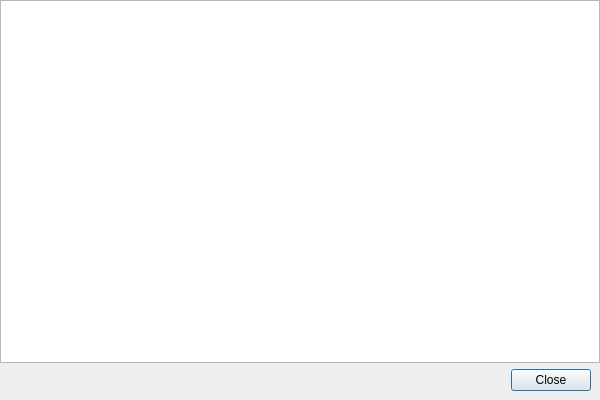
This is src/home/flibrary/gui/dialogs/CustomizeMenuDialog.ui in heimdallr/books as Qt 5 draws it before an edit. The edited form follows.
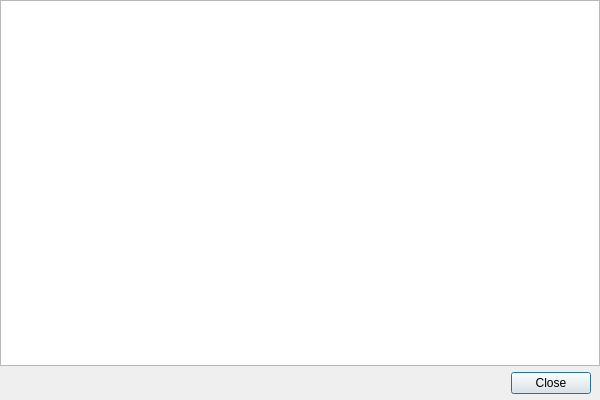
This is the edited form.

Commit message: Косметика

Patch:
```diff
--- a/src/home/flibrary/gui/dialogs/CustomizeMenuDialog.ui
+++ b/src/home/flibrary/gui/dialogs/CustomizeMenuDialog.ui
@@ -51,7 +51,7 @@
    <item>
     <layout class="QHBoxLayout" name="_2">
      <property name="leftMargin">
-      <number>9</number>
+      <number>6</number>
      </property>
      <property name="topMargin">
       <number>0</number>
@@ -60,21 +60,8 @@
       <number>9</number>
      </property>
      <property name="bottomMargin">
-      <number>9</number>
+      <number>6</number>
      </property>
-     <item>
-      <spacer name="horizontalSpacer">
-       <property name="orientation">
-        <enum>Qt::Orientation::Horizontal</enum>
-       </property>
-       <property name="sizeHint" stdset="0">
-        <size>
-         <width>40</width>
-         <height>20</height>
-        </size>
-       </property>
-      </spacer>
-     </item>
      <item>
       <widget class="QDialogButtonBox" name="buttonBox">
        <property name="standardButtons">
```
The commit also changes 2 other files.
